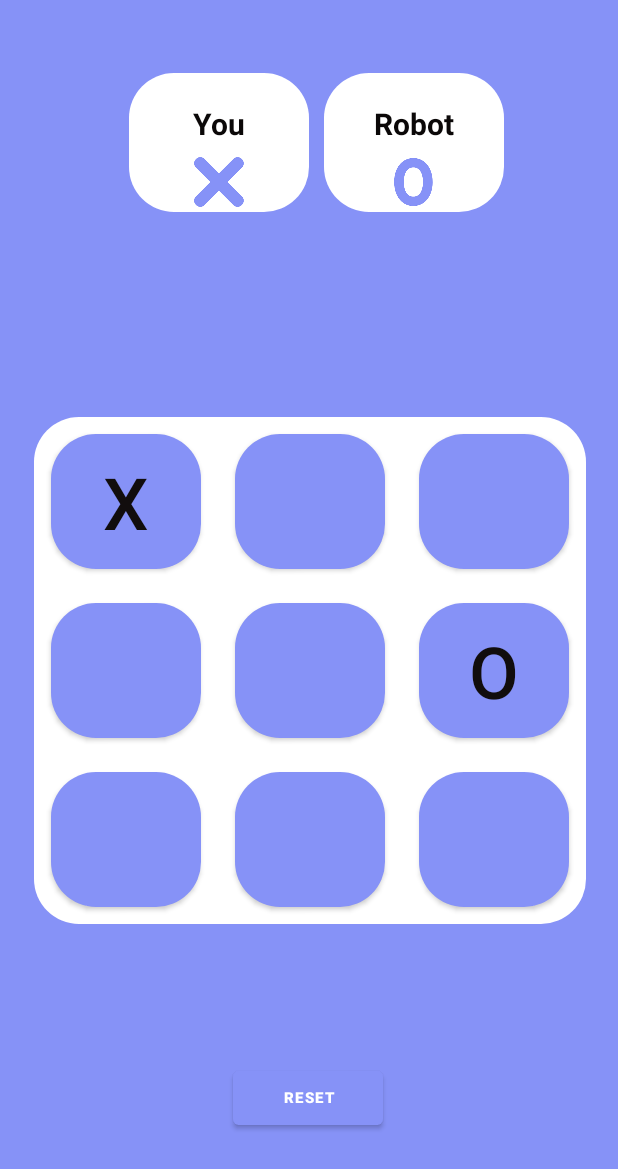
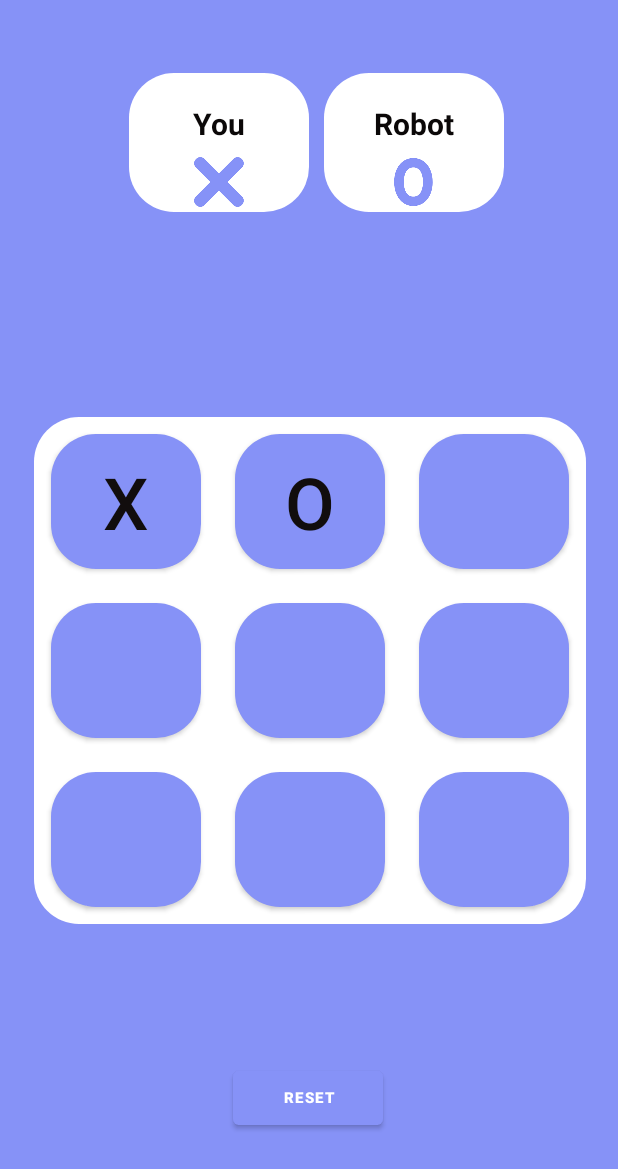
Before and after one commit to s21sd/Tic-Tac-Toe-2-Player-Game, an Android app: the singleplayer screen opened directly, with no data from a screen before it, after a tap on an icon or button, on a phone screen of 412 x 824 dp. Shown: the top 1169 px of the screen. Run offline under Robolectric (Android 15) with nearby library versions, the phone set to English and light mode, and no system bars.

Commit message:
initial commit

```diff
--- a/app/src/main/java/com/example/tictactoe2playergame/Resultdialog.java
+++ b/app/src/main/java/com/example/tictactoe2playergame/Resultdialog.java
@@ -3,7 +3,6 @@ package com.example.tictactoe2playergame;
 import android.app.Dialog;
 import android.content.Context;
 import android.os.Bundle;
-import android.view.View;
 import android.widget.Button;
 import android.widget.TextView;
 
@@ -13,7 +12,6 @@ public class Resultdialog extends Dialog {
 
     private final String  message;
     private  final  MainActivity mainActivity;
-
 
 
     public Resultdialog(@NonNull Context context, String message, MainActivity mainActivity) {
@@ -27,17 +25,12 @@ public class Resultdialog extends Dialog {
     protected void onCreate(Bundle savedInstanceState) {
         super.onCreate(savedInstanceState);
         setContentView(R.layout.activity_resultdialog);
-
         TextView messagetxt=findViewById(R.id.messagetxt);
         Button startagain=findViewById(R.id.startagain);
-
         messagetxt.setText(message);
-        startagain.setOnClickListener(new View.OnClickListener() {
-            @Override
-            public void onClick(View view) {
-                mainActivity.newGame();
-                dismiss();
-            }
+        startagain.setOnClickListener(view -> {
+            mainActivity.newGame();
+            dismiss();
         });
     }
 }
--- a/app/src/main/java/com/example/tictactoe2playergame/singleplayer.java
+++ b/app/src/main/java/com/example/tictactoe2playergame/singleplayer.java
@@ -8,8 +8,6 @@ import android.widget.Button;
 import android.widget.TextView;
 
 import androidx.appcompat.app.AppCompatActivity;
-
-import java.util.Random;
 
 public class singleplayer extends AppCompatActivity {
 
@@ -22,12 +20,17 @@ public class singleplayer extends AppCompatActivity {
     static Button button2;
     @SuppressLint("StaticFieldLeak")
     static Button button3;
+    @SuppressLint("StaticFieldLeak")
     static Button button4;
     @SuppressLint("StaticFieldLeak")
     static Button button5;
+    @SuppressLint("StaticFieldLeak")
     static Button button6;
+    @SuppressLint("StaticFieldLeak")
     static Button button7;
+    @SuppressLint("StaticFieldLeak")
     static Button button8;
+    @SuppressLint("StaticFieldLeak")
     static Button button9;
     private static boolean gameover = false;
 
@@ -175,43 +178,105 @@ public class singleplayer extends AppCompatActivity {
         return  true;
     }
 
+    public void computerMove() {
+        boolean moveMade = false;
+        while(!moveMade) {
+            int[] bestMove = new int[2];
+            int bestScore = Integer.MIN_VALUE;
 
-    public void computerMove()
-    {
-        boolean moveMade = false;
-        while(!moveMade)
-        {
-            Random rand=new Random();
-            int i=rand.nextInt(3);
-            int j=rand.nextInt(3);
+            for (int i = 0; i < 3; i++) {
+                for (int j = 0; j < 3; j++) {
+                    if (buttons[i][j].getText().toString().equals("")) {
+                        buttons[i][j].setText("O");
+                        int currentScore = minimax(2, Integer.MIN_VALUE, Integer.MAX_VALUE, false);
+                        buttons[i][j].setText("");
 
-            if(buttons[i][j].getText().toString().equals(""))
-            {
-                buttons[i][j].setText("O");
-                moveMade=true;
+                        if (currentScore > bestScore) {
+                            bestScore = currentScore;
+                            bestMove[0] = i;
+                            bestMove[1] = j;
+                        }
+                    }
+                }
             }
-            if(checkforWin())
-            {
-                gameover=true;
-                singleDialog singleDialog =new singleDialog(singleplayer.this,"Computer Won", singleplayer.this);
+
+            buttons[bestMove[0]][bestMove[1]].setText("O");
+            moveMade = true;
+
+            if(checkforWin()) {
+                gameover = true;
+                singleDialog singleDialog = new singleDialog(singleplayer.this, "Computer Won", singleplayer.this);
                 singleDialog.setCancelable(false);
                 singleDialog.show();
-
-            }
-            else if(checkforDraw())
-            {
-                gameover=true;
-                singleDialog singleDialog =new singleDialog(singleplayer.this,"Draw", singleplayer.this);
+            } else if(checkforDraw()) {
+                gameover = true;
+                singleDialog singleDialog = new singleDialog(singleplayer.this, "Draw", singleplayer.this);
                 singleDialog.setCancelable(false);
                 singleDialog.show();
+            } else {
+                player1Turn = true;
             }
-             else{
-                 player1Turn=true;
+        }
+    }
+
+    private int minimax(int depth, int alpha, int beta, boolean maximizingPlayer) {
+        if (checkforWin() && maximizingPlayer) {
+            return -1;
+        } else if (checkforWin() && !maximizingPlayer) {
+            return 1;
+        } else if (checkforDraw()) {
+            return 0;
+        }
+
+        if (depth == 0) {
+            return 0;
+        }
+
+        if (maximizingPlayer) {
+            int bestScore = Integer.MIN_VALUE;
+
+            for (int i = 0; i < 3; i++) {
+                for (int j = 0; j < 3; j++) {
+                    if (buttons[i][j].getText().toString().equals("")) {
+                        buttons[i][j].setText("O");
+                        int score = minimax(depth - 1, alpha, beta, false);
+                        buttons[i][j].setText("");
+
+                        bestScore = Math.max(bestScore, score);
+                        alpha = Math.max(alpha, score);
+
+                        if (beta <= alpha) {
+                            break;
+                        }
+                    }
+                }
             }
 
+            return bestScore;
+        } else {
+            int bestScore = Integer.MAX_VALUE;
+
+            for (int i = 0; i < 3; i++) {
+                for (int j = 0; j < 3; j++) {
+                    if (buttons[i][j].getText().toString().equals("")) {
+                        buttons[i][j].setText("X");
+                        int score = minimax(depth - 1, alpha, beta, true);
+                        buttons[i][j].setText("");
+
+                        bestScore = Math.min(bestScore, score);
+                        beta = Math.min(beta, score);
+
+                        if (beta <= alpha) {
+                            break;
+                        }
+                    }
+                }
+            }
+
+            return bestScore;
         }
+    }
 
-    }
     public static void newGame()
     {
 
```
